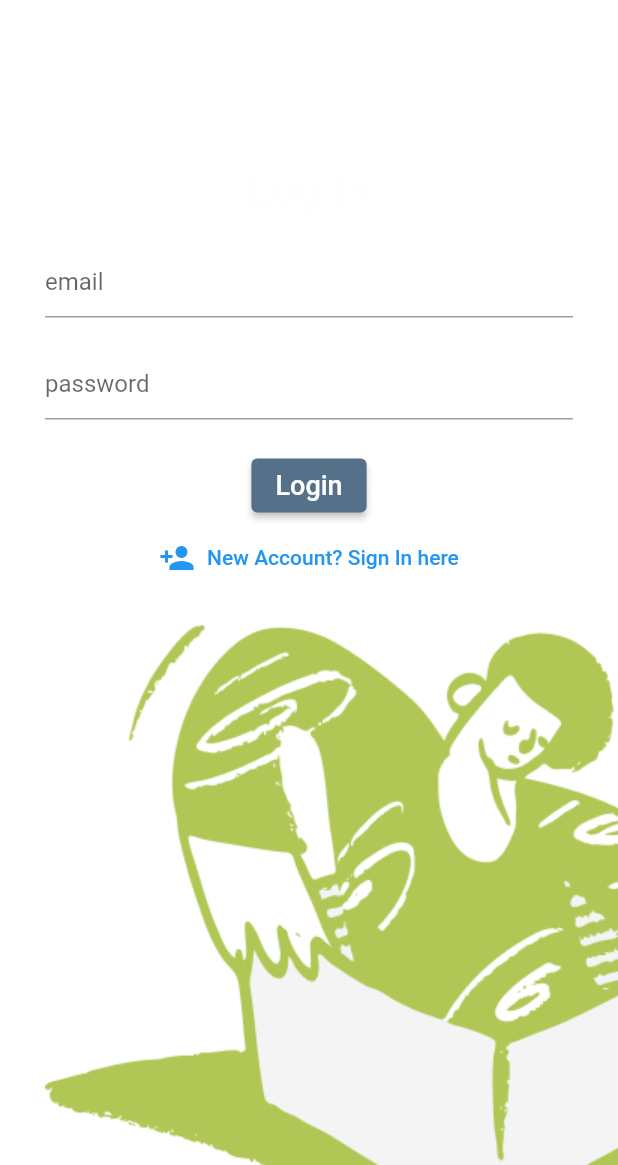
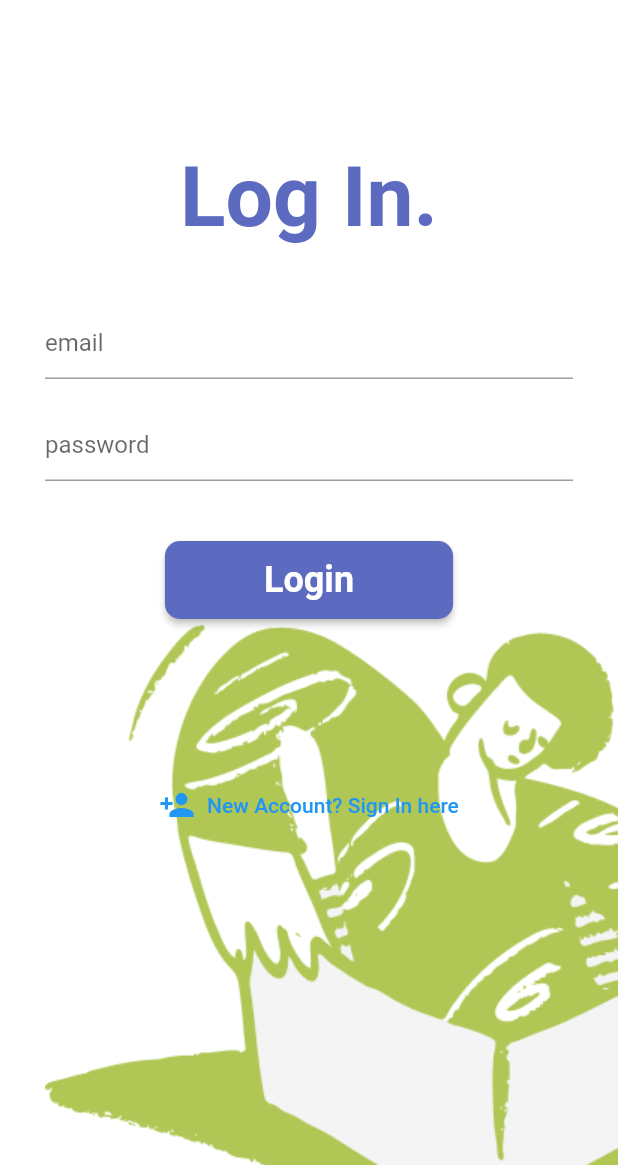
Before and after one commit to Vysakh-T/Stealth-Zero, a Flutter app: the SignIn screen opened directly, after a tap on "Already have an account? Login here", on a phone screen of 412 x 824 dp, the part 71-1236 px from its top. Run offline on Flutter 3.47's test engine with Material 2 defaults, Android fonts, the phone set to English and light mode, and no system bars; our stand-ins replace firebase_auth, flutter_spinkit; accounts and stored records are empty; Roboto replaces fonts that are missing (Montserrat); project files that could hold a hidden picture were left out.

Commit message:
login page styling

```diff
--- a/lib/screens/authentication/login.dart
+++ b/lib/screens/authentication/login.dart
@@ -27,7 +27,9 @@ class _LogInState extends State<LogIn> {
 
   @override
   Widget build(BuildContext context) {
-    return loading? Loading() : Scaffold(
+    return loading
+        ? Loading()
+        : Scaffold(
             appBar: AppBar(
               title: Image(image: AssetImage('assets/images/SZ.png')),
               backgroundColor: Colors.white,
@@ -41,23 +43,27 @@ class _LogInState extends State<LogIn> {
                     constraints: BoxConstraints.expand(),
                     child: Column(
                       children: [
-                  Image(image: AssetImage('assets/images/Open Doodles.png'))
+                        Image(
+                            image: AssetImage('assets/images/Open Doodles.png'))
                       ],
                       mainAxisAlignment: MainAxisAlignment.end,
                       crossAxisAlignment: CrossAxisAlignment.end,
                     )),
                 Container(
-            padding: EdgeInsets.symmetric(vertical: 20.0, horizontal: 30.0),
+                  padding:
+                      EdgeInsets.symmetric(vertical: 20.0, horizontal: 30.0),
                   child: Column(
                     children: [
-                SizedBox(height: 30.0),
-                SizedBox(height: 50.0),
-                Text('Log In',
+                      SizedBox(height: 70.0),
+                      Text('Log In.',
                           style: TextStyle(
-                        color: col1,
+                              color: Colors.indigo[400],
                               fontWeight: FontWeight.bold,
                               fontFamily: 'Montserrat',
-                        fontSize: 30.0)),
+                              fontSize: 56.0)),
+                      SizedBox(
+                        height: 20,
+                      ),
                       Form(
                         key: _formKey,
                         child: Column(
@@ -88,21 +94,26 @@ class _LogInState extends State<LogIn> {
                                     password = val;
                                   });
                                 }),
-                      SizedBox(height: 20.0),
+                            SizedBox(height: 40.0),
                             ElevatedButton(
                               style: ElevatedButton.styleFrom(
-                          primary: Color(0xff557089),
-                        ),
-                        child: Text(
-                          'Login',
+                                  primary: Colors.indigo[400],
+                                  padding: EdgeInsets.symmetric(
+                                      horizontal: 66.0, vertical: 12.0),
+                                  shape: RoundedRectangleBorder(
+                                      borderRadius: BorderRadius.all(
+                                          Radius.circular(10)))),
+                              child: Text('Login',
                                   style: TextStyle(
                                     color: Colors.white,
                                     fontFamily: 'Montserrat',
-                              fontSize: 18.0),
-                        ),
+                                    fontSize: 24.0,
+                                    fontWeight: FontWeight.bold,
+                                  )),
                               onPressed: () async {
                                 if (_formKey.currentState.validate()) {
-                            dynamic result = await _auth.logInWithEmail(email, password);
+                                  dynamic result = await _auth.logInWithEmail(
+                                      email, password);
                                   setState(() {
                                     loading = true;
                                   });
@@ -113,18 +124,20 @@ class _LogInState extends State<LogIn> {
                                     setState(() {
                                       error =
                                           'could not sign in with those credentials';
-                              }
-                              );
-                            }
-                            else {
-
-                            Navigator.push(context,
+                                    });
+                                  } else {
+                                    Navigator.push(
+                                      context,
                                       // ignore: unnecessary_statements
-                            MaterialPageRoute(builder: (context) => CustomerHome()),
+                                      MaterialPageRoute(
+                                          builder: (context) => CustomerHome()),
                                     );
                                   }
                                 }
                               },
+                            ),
+                            SizedBox(
+                              height: 100,
                             ),
                             TextButton.icon(
                               label: Text('New Account? Sign In here'),
@@ -137,7 +150,8 @@ class _LogInState extends State<LogIn> {
                             ),
                             Text(
                               error,
-                        style: TextStyle(color: Colors.red, fontSize: 14.0),
+                              style:
+                                  TextStyle(color: Colors.red, fontSize: 14.0),
                             )
                           ],
                         ),
--- a/lib/screens/authentication/signin.dart
+++ b/lib/screens/authentication/signin.dart
@@ -2,7 +2,6 @@ import 'package:flutter/material.dart';
 import 'package:stealthzero/screens/authentication/login.dart';
 import 'package:stealthzero/services/auth.dart';
 import 'package:stealthzero/shared/load.dart';
-
 
 class SignIn extends StatefulWidget {
   //final Function toggleView;
@@ -25,10 +24,31 @@ class _SignInState extends State<SignIn> {
 
   @override
   Widget build(BuildContext context) {
-    return loading ? Loading() : Scaffold(
+    return loading
+        ? Loading()
+        : Scaffold(
+            appBar: AppBar(
+              title: Image(image: AssetImage('assets/images/SZ.png')),
               backgroundColor: Colors.white,
-      body: Container(
-        padding: EdgeInsets.symmetric(vertical: 20.0, horizontal: 30.0),
+              elevation: 0.0,
+              centerTitle: true,
+            ),
+            backgroundColor: Colors.white,
+            body: Stack(
+              children: [
+                Container(
+                    constraints: BoxConstraints.expand(),
+                    child: Column(
+                      children: [
+                        Image(
+                            image: AssetImage('assets/images/Open Doodles.png'))
+                      ],
+                      mainAxisAlignment: MainAxisAlignment.end,
+                      crossAxisAlignment: CrossAxisAlignment.end,
+                    )),
+                Container(
+                  padding:
+                      EdgeInsets.symmetric(vertical: 20.0, horizontal: 30.0),
                   child: Column(
                     children: [
                       SizedBox(height: 30.0),
@@ -53,7 +73,8 @@ class _SignInState extends State<SignIn> {
                                 decoration: InputDecoration(
                                   hintText: 'email',
                                 ),
-                      validator: (val) => val.isEmpty ? 'Enter an email' : null,
+                                validator: (val) =>
+                                    val.isEmpty ? 'Enter an email' : null,
                                 onChanged: (val) {
                                   setState(() {
                                     email = val;
@@ -64,7 +85,9 @@ class _SignInState extends State<SignIn> {
                                 decoration: InputDecoration(
                                   hintText: 'password',
                                 ),
-                      validator: (val) => val.length<6? 'Enter a password having more than 6 characters' : null,
+                                validator: (val) => val.length < 6
+                                    ? 'Enter a password having more than 6 characters'
+                                    : null,
                                 obscureText: true,
                                 onChanged: (val) {
                                   setState(() {
@@ -88,31 +111,35 @@ class _SignInState extends State<SignIn> {
                                   setState(() {
                                     loading = true;
                                   });
-                        dynamic result = await _auth.signUp(email, password);
-                        if(result == null){
+                                  dynamic result =
+                                      await _auth.signUp(email, password);
+                                  if (result == null) {
                                     setState(() {
                                       loading = false;
                                     });
                                     setState(() {
                                       error = 'please supply a valid email';
                                     });
-
                                   }
                                 }
                               },
                             ),
                             TextButton.icon(
-                    label: Text('Already have an account? Login here'),
+                              label:
+                                  Text('Already have an account? Login here'),
                               icon: Icon(Icons.login),
                               onPressed: () {
                                 Navigator.push(
                                   context,
-                        MaterialPageRoute(builder: (context) => LogIn()),
+                                  MaterialPageRoute(
+                                      builder: (context) => LogIn()),
                                 );
                               },
                             ),
-                  Text(error,
-                  style: TextStyle(color: Colors.red, fontSize:14.0),
+                            Text(
+                              error,
+                              style:
+                                  TextStyle(color: Colors.red, fontSize: 14.0),
                             )
                           ],
                         ),
@@ -120,6 +147,8 @@ class _SignInState extends State<SignIn> {
                     ],
                   ),
                 ),
+              ],
+            ),
           );
   }
 }
```
Lines whose indentation alone changed are shown as unchanged.
